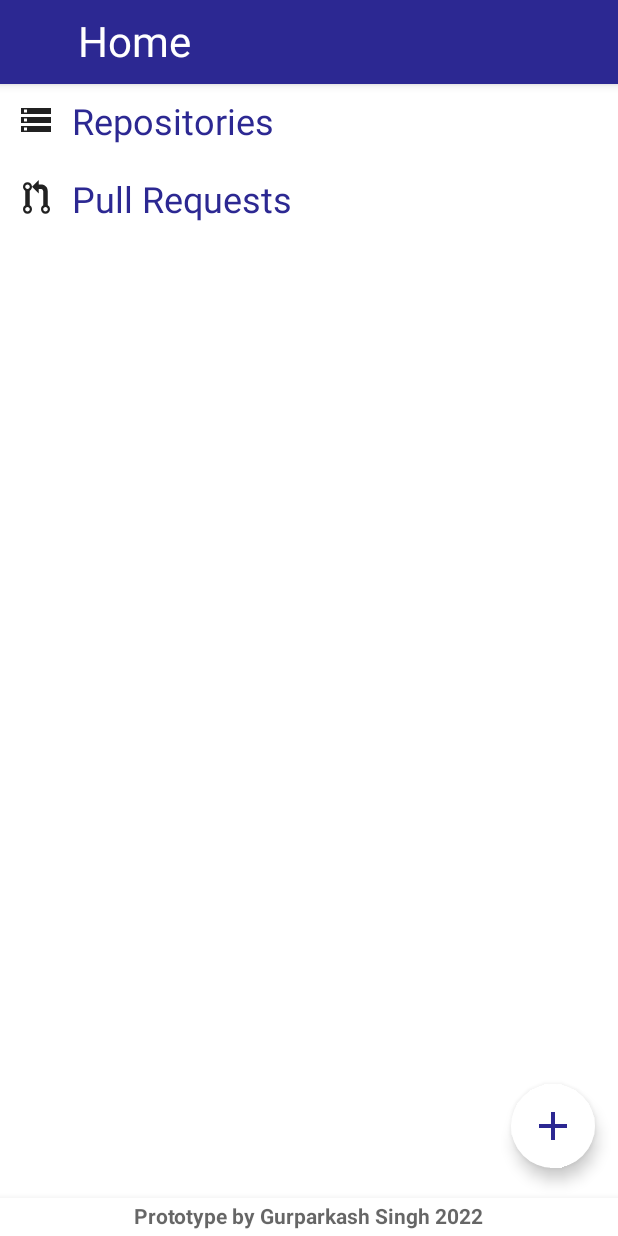
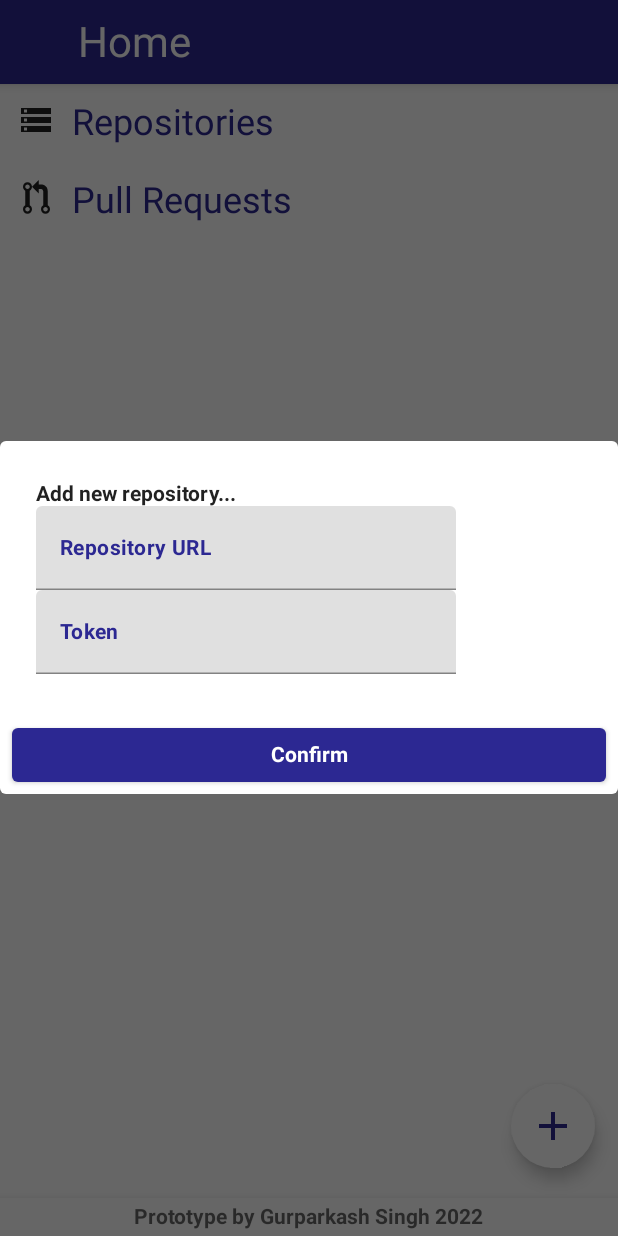
Before and after one commit to gsingh-99/mobileCodeReview, an Android app built with Jetpack Compose: the screen it shows after launch (MainActivity), after a tap on "Add new Repository", on a phone screen of 412 x 824 dp. Run offline under Robolectric (Android 15) with nearby library versions, the phone set to English and light mode, and no system bars; our stand-ins replace Room's generated code, livedata-compose.

Commit message:
add new repository and pull request review screen

```diff
--- a/app/src/main/java/at/technikum_wien/singh/mobilecodereview/ui/theme/Color.kt
+++ b/app/src/main/java/at/technikum_wien/singh/mobilecodereview/ui/theme/Color.kt
@@ -13,3 +13,5 @@ val LimeGreenLighter = Color(0xFFDDFBDD)
 val WineRedLighter = Color(0xFFFBDDDD)
 val BabyBlueLighter =  Color(0xFFDDDDFB)
 val WhiteGray = Color(0xFFFCFCFC)
+val ApproveGreen = Color(0xFF37FB37)
+val DisapproveRed = Color(0xFFFB6464)
--- /dev/null
+++ b/app/src/main/java/at/technikum_wien/singh/mobilecodereview/view/AddRepositoryDialog.kt
@@ -0,0 +1,60 @@
+package at.technikum_wien.singh.mobilecodereview.view
+
+import androidx.compose.foundation.BorderStroke
+import androidx.compose.foundation.background
+import androidx.compose.foundation.border
+import androidx.compose.foundation.layout.Column
+import androidx.compose.foundation.layout.fillMaxWidth
+import androidx.compose.foundation.layout.padding
+import androidx.compose.foundation.shape.CircleShape
+import androidx.compose.material.*
+import androidx.compose.runtime.*
+import androidx.compose.ui.Modifier
+import androidx.compose.ui.graphics.Color
+import androidx.compose.ui.tooling.preview.Preview
+import androidx.compose.ui.unit.dp
+import at.technikum_wien.singh.mobilecodereview.viewmodel.CodeReviewViewModel
+
+@Composable
+fun AddRepositoryDialog(viewModel: CodeReviewViewModel) {
+    AlertDialog(
+        backgroundColor = MaterialTheme.colors.secondary,
+        onDismissRequest = { viewModel.openAddNewRepositoryDialog.value = false },
+        title = { Text(text = "Add new repository...") },
+        text = {
+            Column {
+                TextField(
+                    value = viewModel.tfAddRepositoryUrl,
+                    onValueChange = { viewModel.tfAddRepositoryUrl = it },
+                    label = {
+                        Text(
+                            text = "Repository URL",
+                            color = MaterialTheme.colors.primary
+                        )
+                    },
+                    placeholder = { Text(text = "Repository URL", color = Color.LightGray) },
+                    singleLine = true
+                )
+                TextField(
+                    value = viewModel.tfAddRepositoryToken,
+                    onValueChange = { viewModel.tfAddRepositoryToken = it },
+                    label = { Text(text = "Token", color = MaterialTheme.colors.primary) },
+                    placeholder = { Text(text = "Token", color = Color.LightGray) },
+                    singleLine = true
+                )
+            }
+        },
+        confirmButton = {
+            Button(
+                onClick = { viewModel.addRepository() },
+                modifier = Modifier.fillMaxWidth(),
+                colors = ButtonDefaults.buttonColors(backgroundColor = MaterialTheme.colors.primary)
+            ) {
+                Text(
+                    text = "Confirm",
+                    style = MaterialTheme.typography.subtitle1,
+                    color = MaterialTheme.colors.secondary,
+                )
+            }
+        })
+}
--- a/app/src/main/java/at/technikum_wien/singh/mobilecodereview/view/MainScreen.kt
+++ b/app/src/main/java/at/technikum_wien/singh/mobilecodereview/view/MainScreen.kt
@@ -66,7 +66,7 @@ fun MainScreen(navController: NavController, viewModel: CodeReviewViewModel) {
         Spacer(modifier = Modifier.weight(1f))
         Row {
             Spacer(modifier = Modifier.weight(1f))
-            FloatingActionButton(onClick = { viewModel.addRepository() }) {
+            FloatingActionButton(onClick = { viewModel.openAddNewRepositoryDialog.value = true }) {
                 Icon(
                     Icons.Filled.Add,
                     contentDescription = stringResource(R.string.home_add_repository_FAB),
@@ -78,13 +78,17 @@ fun MainScreen(navController: NavController, viewModel: CodeReviewViewModel) {
         }
         Spacer(modifier = Modifier.weight(0.08f))
     }
+    if (viewModel.openAddNewRepositoryDialog.value)
+        AddRepositoryDialog(viewModel = viewModel)
 
 }
-/*
+
 @Preview(showBackground = true)
 @Composable
 fun MainScreenPreview() {
     MobileCodeReviewTheme {
-        //   MainScreen(null)
+        Row {
+            Text(text = "test")
+        }
     }
-}*/
+}
--- a/app/src/main/java/at/technikum_wien/singh/mobilecodereview/view/Navigation.kt
+++ b/app/src/main/java/at/technikum_wien/singh/mobilecodereview/view/Navigation.kt
@@ -61,7 +61,8 @@ fun Navigation(viewModel: CodeReviewViewModel) {
                 }
                 composable(route = Screen.RepositoriesScreen.route) {
                     RepositoriesScreen(//navController = navController,
-                        viewModel = viewModel)
+                        viewModel = viewModel
+                    )
                 }
                 composable(route = Screen.PullRequestScreen.route) {
                     PullRequestScreen(navController = navController, viewModel = viewModel)
@@ -103,9 +104,10 @@ fun Navigation(viewModel: CodeReviewViewModel) {
                         })
                 ) {
                     val index = it.arguments?.getLong("repositoryIndex")
-                    val repoItem: RepositoryItem? = viewModel.repositoryItems.value?.find { item -> item.id == index }
+                    val repoItem: RepositoryItem? =
+                        viewModel.repositoryItems.value?.find { item -> item.id == index }
                     PullRequestDetailCommitsScreen(
-                       // navController = navController,
+                        // navController = navController,
                         viewModel = viewModel,
                         repositoryItem = repoItem
                     )
@@ -118,7 +120,8 @@ fun Navigation(viewModel: CodeReviewViewModel) {
                         })
                 ) {
                     val index = it.arguments?.getLong("repositoryIndex")
-                    val repoItem: RepositoryItem? = viewModel.repositoryItems.value?.find { item -> item.id == index }
+                    val repoItem: RepositoryItem? =
+                        viewModel.repositoryItems.value?.find { item -> item.id == index }
                     PullRequestDetailFilesScreen(
                         navController = navController,
                         viewModel = viewModel,
@@ -133,11 +136,10 @@ fun Navigation(viewModel: CodeReviewViewModel) {
                         })
                 ) {
                     val index = it.arguments?.getString("fileSha")
-                    val vscFile: VSCFile?
-                    vscFile =
+                    val vscFile =
                         viewModel.vscPullRequestDetailFiles.find { item -> item.sha == index }
                     PullRequestDetailFilesDetailScreen(
-                       // navController = navController,
+                        // navController = navController,
                         viewModel = viewModel,
                         file = vscFile
                     )
@@ -145,6 +147,22 @@ fun Navigation(viewModel: CodeReviewViewModel) {
                 }
                 composable(route = Screen.PullRequestDetailCommentsScreen.route) {
                     PullRequestDetailCommentsScreen(viewModel = viewModel)
+                }
+                composable(
+                    route = Screen.PullRequestDetailReviewsScreen.route + "/{repositoryIndex}",
+                    arguments = listOf(
+                        navArgument(name = "repositoryIndex") {
+                            type = NavType.LongType
+                        })
+                ) {
+                    val index = it.arguments?.getLong("repositoryIndex")
+                    val repoItem: RepositoryItem? =
+                        viewModel.repositoryItems.value?.find { item -> item.id == index }
+                    PullRequestDetailReviewScreen(
+                        navController = navController,
+                        viewModel = viewModel,
+                        repositoryItem = repoItem
+                    )
                 }
             }
             GenericAlertDialog(viewModel = viewModel)
--- a/app/src/main/java/at/technikum_wien/singh/mobilecodereview/view/Screen.kt
+++ b/app/src/main/java/at/technikum_wien/singh/mobilecodereview/view/Screen.kt
@@ -10,4 +10,5 @@ sealed class Screen(val route: String) {
     object PullRequestDetailFilesScreen : Screen(route = "pullRequest_detail_screen_files")
     object PullRequestDetailFilesDetailScreen:Screen(route = "pullRequest_detail_screen_files_details")
     object PullRequestDetailCommentsScreen:Screen(route="pullRequest_detail_screen_commits")
+    object PullRequestDetailReviewsScreen:Screen(route="pullRequest_review_screen_commits")
 }
```
Also changed, not shown: app/src/main/java/at/technikum_wien/singh/mobilecodereview/data/vscModules/VSCRepositoryItem.kt (+13 -0 lines), app/src/main/java/at/technikum_wien/singh/mobilecodereview/view/PullRequestDetailReviewScreen.kt (added, +95 -0 lines), app/src/main/java/at/technikum_wien/singh/mobilecodereview/view/PullRequestDetailScreen.kt (+11 -5 lines), app/src/main/java/at/technikum_wien/singh/mobilecodereview/viewmodel/CodeReviewViewModel.kt (+76 -3 lines), app/src/main/res/drawable/ic_baseline_account_circle_24.xml (added, +10 -0 lines).
